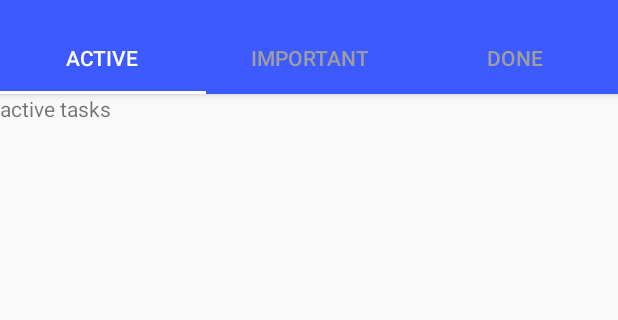
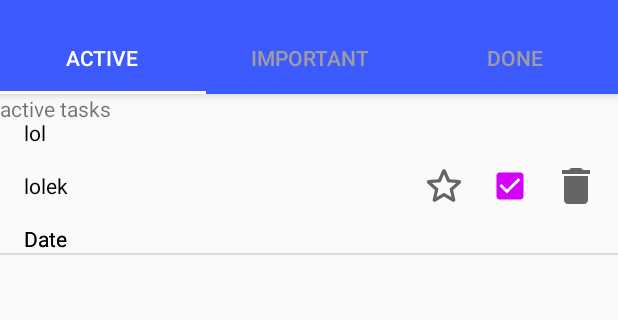
Before and after one commit to dkozykowski/ToDos, an Android app: the screen it shows after launch (MainActivity), on a phone screen of 412 x 824 dp, the part 62-382 px from its top. Run offline under Robolectric (Android 15) with nearby library versions, the phone set to English and light mode, and no system bars; our stand-ins replace Room's generated code, data binding.

Commit message:
added RecyclerView and set up active tasks fragment

```diff
--- a/app/build.gradle
+++ b/app/build.gradle
@@ -46,4 +46,5 @@ dependencies {
     implementation 'androidx.navigation:navigation-ui-ktx:2.0.0'
     implementation "androidx.room:room-runtime:2.2.5"
     kapt "androidx.room:room-compiler:2.2.5"
+    implementation "androidx.swiperefreshlayout:swiperefreshlayout:1.1.0"
 }
--- a/app/src/main/java/com/gmail/dkozykowski/ActiveTasksFragment.kt
+++ b/app/src/main/java/com/gmail/dkozykowski/ActiveTasksFragment.kt
@@ -4,11 +4,18 @@ import android.os.Bundle
 import android.view.LayoutInflater
 import android.view.View
 import android.view.ViewGroup
+import android.widget.Toast
 import androidx.fragment.app.Fragment
+import androidx.lifecycle.Observer
+import androidx.lifecycle.ViewModelProvider
+import androidx.recyclerview.widget.DividerItemDecoration
+import androidx.recyclerview.widget.LinearLayoutManager
 import com.gmail.dkozykowski.databinding.FragmentActiveTasksBinding
 
 class ActiveTasksFragment : Fragment() {
     lateinit var binding: FragmentActiveTasksBinding
+    private val adapter by lazy { TaskAdapter() }
+    private lateinit var viewModel: TaskViewModel
 
     override fun onCreateView(
         inflater: LayoutInflater,
@@ -16,6 +23,35 @@ class ActiveTasksFragment : Fragment() {
         savedInstanceState: Bundle?
     ): View? {
         binding = FragmentActiveTasksBinding.inflate(inflater, container, false)
+        viewModel = ViewModelProvider(
+            this,
+            ViewModelProvider.NewInstanceFactory()
+        ).get(TaskViewModel::class.java)
+        viewModel.loadTaskLiveData.observe(viewLifecycleOwner, Observer { viewState ->
+            when (viewState) {
+                is TaskViewModel.LoadViewState.Error -> Toast.makeText(
+                    context,
+                    viewState.errorMessage,
+                    Toast.LENGTH_SHORT
+                ).show()
+                is TaskViewModel.LoadViewState.Success -> adapter.updateData(viewState.data)
+            }
+            binding.swipeRefresh.isRefreshing = viewState is TaskViewModel.LoadViewState.Loading
+        })
+        binding.swipeRefresh.setOnRefreshListener { viewModel.loadTasks() }
         return binding.root
     }
+
+    override fun onViewCreated(view: View, savedInstanceState: Bundle?) {
+        super.onViewCreated(view, savedInstanceState)
+
+        binding.recyclerView.run {
+            setHasFixedSize(false)
+            layoutManager = LinearLayoutManager(context, LinearLayoutManager.VERTICAL, false)
+            val dividerItemDecoration = DividerItemDecoration(context, LinearLayoutManager.VERTICAL)
+            addItemDecoration(dividerItemDecoration)
+            adapter = this@ActiveTasksFragment.adapter
+        }
+        viewModel.loadTasks()
+    }
 }
--- /dev/null
+++ b/app/src/main/java/com/gmail/dkozykowski/ItemListView.kt
@@ -0,0 +1,30 @@
+package com.gmail.dkozykowski
+
+import android.content.Context
+import android.util.AttributeSet
+import android.view.LayoutInflater
+import android.view.ViewGroup
+import android.widget.FrameLayout
+import com.gmail.dkozykowski.databinding.ViewTaskItemBinding
+
+class ItemListView(context: Context, attributeSet: AttributeSet? = null) :
+    FrameLayout(context, attributeSet) {
+
+    private val binding: ViewTaskItemBinding =
+        ViewTaskItemBinding.inflate(LayoutInflater.from(context), this, true)
+
+    init {
+        layoutParams = ViewGroup.LayoutParams(LayoutParams.MATCH_PARENT, LayoutParams.WRAP_CONTENT)
+    }
+
+    fun bind(task: Task) {
+        binding.title.text = task.title
+        binding.description.text = task.description
+        //todo(binding.date.text), (binding.time.text)
+        binding.doneCheckbox.isChecked = task.done
+        //todo binding.root setonclick
+        //todo binding delete setonclick
+        //todo binding star setonclick
+        //todo binding checkbox setonclick
+    }
+}
--- /dev/null
+++ b/app/src/main/java/com/gmail/dkozykowski/TaskAdapter.kt
@@ -0,0 +1,34 @@
+package com.gmail.dkozykowski
+
+import android.view.ViewGroup
+import androidx.recyclerview.widget.RecyclerView
+
+class TaskAdapter : RecyclerView.Adapter<TaskAdapter.ViewHolder>() {
+    class ViewHolder(val postView: ItemListView) : RecyclerView.ViewHolder(postView)
+    private var data: ArrayList<Task> = ArrayList()
+
+    override fun onCreateViewHolder(parent: ViewGroup, viewType: Int): ViewHolder {
+        println("dotarlem tutaj!!!")
+        println("dotarlem tutaj!!!")
+        println("dotarlem tutaj!!!")
+        println("dotarlem tutaj!!!")
+        println("dotarlem tutaj!!!")
+        println("dotarlem tutaj!!!")
+        println("dotarlem tutaj!!!")
+        //TODO("Not yet implemented")
+        return ViewHolder(ItemListView(parent.context))
+    }
+
+    override fun getItemCount(): Int {
+        return data.size
+    }
+
+    override fun onBindViewHolder(holder: ViewHolder, position: Int) {
+        holder.postView.bind(data[position])
+    }
+
+    fun updateData(data: List<Task>) {
+        this.data = data as ArrayList<Task>
+        notifyDataSetChanged()
+    }
+}
--- /dev/null
+++ b/app/src/main/java/com/gmail/dkozykowski/TaskViewModel.kt
@@ -0,0 +1,25 @@
+package com.gmail.dkozykowski
+
+import androidx.lifecycle.MutableLiveData
+import androidx.lifecycle.ViewModel
+
+class TaskViewModel: ViewModel() {
+    val loadTaskLiveData = MutableLiveData<LoadViewState>()
+    //val sendTaskLiveData = MutableLiveData<SendViewState>()
+
+    fun loadTasks() {
+        if (loadTaskLiveData.value == LoadViewState.Loading) return
+
+        loadTaskLiveData.postValue(LoadViewState.Loading)
+
+        var data: ArrayList<Task> = ArrayList()
+        data.add(Task(0, "lol", "lolek", 0, true, true))
+        loadTaskLiveData.postValue(LoadViewState.Success(data))
+    }
+
+    sealed class LoadViewState {
+        object Loading: LoadViewState()
+        class Error(val errorMessage: String): LoadViewState()
+        class Success(val data: List<Task>): LoadViewState()
+    }
+}
--- a/app/src/main/res/layout/fragment_active_tasks.xml
+++ b/app/src/main/res/layout/fragment_active_tasks.xml
@@ -1,9 +1,24 @@
 <?xml version="1.0" encoding="utf-8"?>
-<layout xmlns:app="http://schemas.android.com/apk/res-auto"
-    xmlns:android="http://schemas.android.com/apk/res/android">
+<layout xmlns:android="http://schemas.android.com/apk/res/android"
+    xmlns:app="http://schemas.android.com/apk/res-auto"
+    xmlns:tools="http://schemas.android.com/tools">
+
     <androidx.constraintlayout.widget.ConstraintLayout
         android:layout_width="match_parent"
         android:layout_height="match_parent">
+
+        <androidx.swiperefreshlayout.widget.SwipeRefreshLayout
+            android:id="@+id/swipeRefresh"
+            android:layout_width="match_parent"
+            android:layout_height="match_parent">
+
+            <androidx.recyclerview.widget.RecyclerView
+                android:id="@+id/recyclerView"
+                android:layout_width="match_parent"
+                android:layout_height="match_parent"
+                tools:listitem="@layout/view_task_item" />
+
+        </androidx.swiperefreshlayout.widget.SwipeRefreshLayout>
 
         <androidx.appcompat.widget.AppCompatTextView
             android:layout_width="wrap_content"
--- a/app/src/main/res/layout/fragment_done_tasks.xml
+++ b/app/src/main/res/layout/fragment_done_tasks.xml
@@ -1,9 +1,25 @@
 <?xml version="1.0" encoding="utf-8"?>
-<layout xmlns:app="http://schemas.android.com/apk/res-auto"
-    xmlns:android="http://schemas.android.com/apk/res/android">
+<layout xmlns:android="http://schemas.android.com/apk/res/android"
+    xmlns:app="http://schemas.android.com/apk/res-auto"
+    xmlns:tools="http://schemas.android.com/tools">
+
     <androidx.constraintlayout.widget.ConstraintLayout
         android:layout_width="match_parent"
         android:layout_height="match_parent">
+
+        <androidx.swiperefreshlayout.widget.SwipeRefreshLayout
+            android:id="@+id/swipeRefresh"
+            android:layout_width="match_parent"
+            android:layout_height="match_parent">
+
+            <androidx.recyclerview.widget.RecyclerView
+                android:id="@+id/recyclerView"
+                android:layout_width="match_parent"
+                android:layout_height="match_parent"
+                tools:listitem="@layout/view_task_item" />
+
+        </androidx.swiperefreshlayout.widget.SwipeRefreshLayout>
+
 
         <androidx.appcompat.widget.AppCompatTextView
             android:layout_width="wrap_content"
--- a/app/src/main/res/layout/fragment_important_tasks.xml
+++ b/app/src/main/res/layout/fragment_important_tasks.xml
@@ -1,9 +1,25 @@
 <?xml version="1.0" encoding="utf-8"?>
-<layout xmlns:app="http://schemas.android.com/apk/res-auto"
-    xmlns:android="http://schemas.android.com/apk/res/android">
+<layout xmlns:android="http://schemas.android.com/apk/res/android"
+    xmlns:app="http://schemas.android.com/apk/res-auto"
+    xmlns:tools="http://schemas.android.com/tools">
+
     <androidx.constraintlayout.widget.ConstraintLayout
         android:layout_width="match_parent"
         android:layout_height="match_parent">
+
+        <androidx.swiperefreshlayout.widget.SwipeRefreshLayout
+            android:id="@+id/swipeRefresh"
+            android:layout_width="match_parent"
+            android:layout_height="match_parent">
+
+            <androidx.recyclerview.widget.RecyclerView
+                android:id="@+id/recyclerView"
+                android:layout_width="match_parent"
+                android:layout_height="match_parent"
+                tools:listitem="@layout/view_task_item" />
+
+        </androidx.swiperefreshlayout.widget.SwipeRefreshLayout>
+
 
         <androidx.appcompat.widget.AppCompatTextView
             android:layout_width="wrap_content"
--- a/app/src/main/res/layout/view_task_item.xml
+++ b/app/src/main/res/layout/view_task_item.xml
@@ -49,6 +49,19 @@
             app:layout_constraintStart_toStartOf="parent"
             app:layout_constraintTop_toBottomOf="@id/description" />
 
+        <androidx.appcompat.widget.AppCompatTextView
+            android:id="@+id/time"
+            android:layout_width="0dp"
+            android:layout_height="wrap_content"
+            android:layout_margin="16dp"
+            android:ellipsize="end"
+            android:maxLength="10"
+            android:text="Date"
+            android:textColor="@color/md_black_1000"
+            app:layout_constraintEnd_toStartOf="@+id/importanceButton"
+            app:layout_constraintStart_toStartOf="parent"
+            app:layout_constraintTop_toBottomOf="@id/description" />
+
         <androidx.appcompat.widget.AppCompatImageView
             android:id="@+id/importanceButton"
             android:layout_width="32dp"
```
